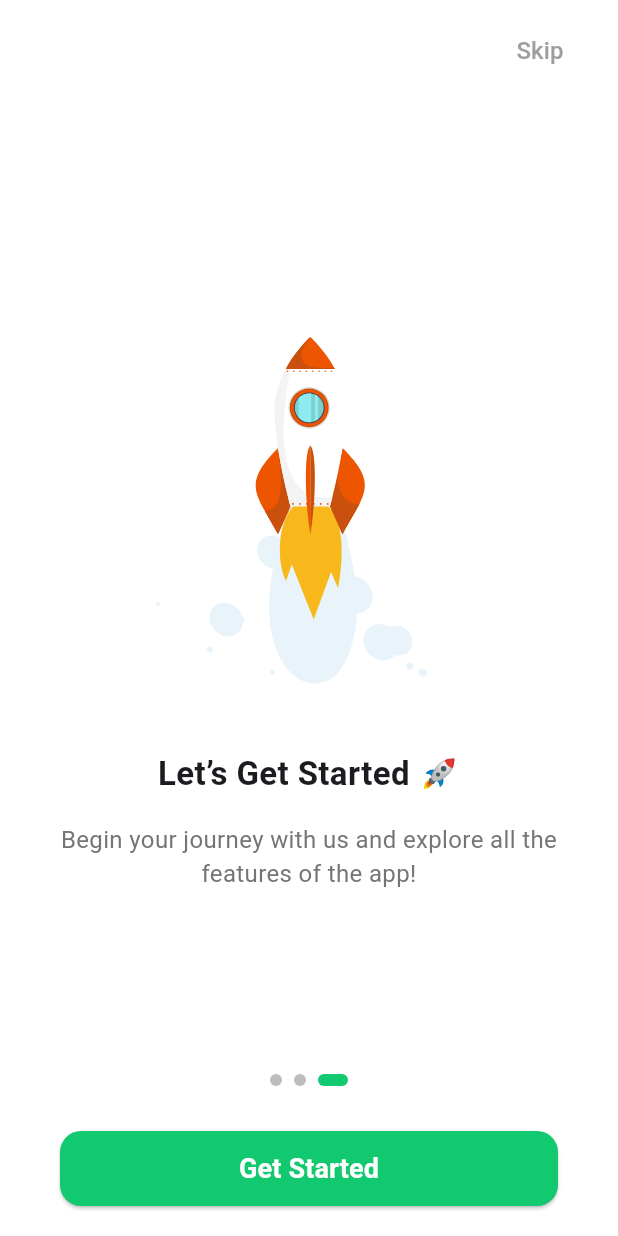
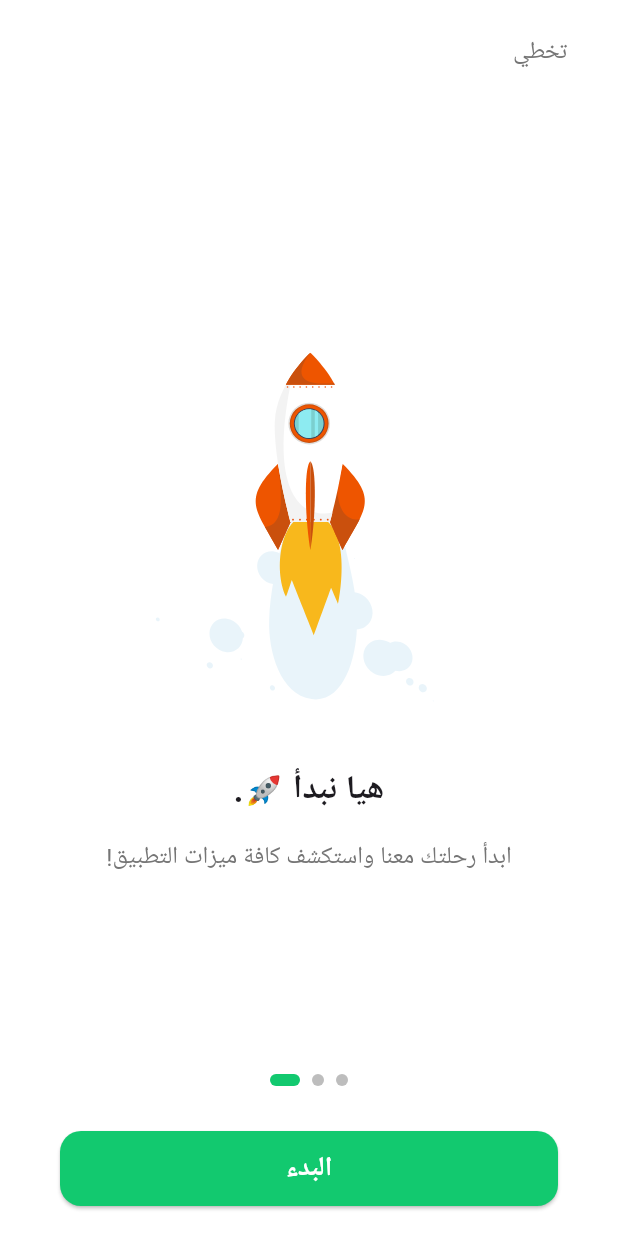
Before and after one commit to A7medMaged/Learning-Manegement-System, a Flutter app: the screen it shows after launch, swiped to page 3, on a phone screen of 412 x 824 dp. Run offline on Flutter 3.47's test engine with Material 3 defaults, Android fonts, the phone set to English and light mode, and no system bars; our stand-ins replace cached_network_image, dartz, dio, flutter_bloc, flutter_secure_storage, font_awesome_flutter and 10 more; Roboto replaces fonts that are missing (Ubuntu); project files that could hold a hidden picture were left out.

Commit message:
Add localization support for update information and change password screens
- Updated `update_info_screen.dart` to use localized strings for titles and messages.
- Modified `change_password_fileds.dart` to implement localization for password fields and validation messages.
- Changed default locale in `local_cubit.dart` to Arabic.
- Added Arabic translations in `messages_ar.dart` and English translations in `messages_en.dart` for various strings.
- Updated ARB files to include new strings for localization.

```diff
--- a/lib/features/auth/presentation/login_screen.dart
+++ b/lib/features/auth/presentation/login_screen.dart
@@ -79,7 +79,7 @@ class _LoginScreenState extends State<LoginScreen> {
                           context: context,
                           dismissDirection: DismissDirection.up,
                           autoCloseDuration: const Duration(seconds: 4),
-                          title: const Text('Login Successful'),
+                          title: Text(S.of(context).login_successful),
                           description: Text(
                             state.loginResponseModel.message!,
                           ),
@@ -99,7 +99,7 @@ class _LoginScreenState extends State<LoginScreen> {
                           context: context,
                           dismissDirection: DismissDirection.up,
                           autoCloseDuration: const Duration(seconds: 4),
-                          title: const Text('Login Failed'),
+                          title: Text(S.of(context).login_failed),
                           description: Text(state.errorMessage),
                           type: ToastificationType.error,
                           style: ToastificationStyle.minimal,
--- a/lib/features/auth/presentation/verify_email_screen.dart
+++ b/lib/features/auth/presentation/verify_email_screen.dart
@@ -9,6 +9,7 @@ import 'package:lms/core/widgets/spacing_widgets.dart';
 import 'package:lms/features/auth/data/models/verify_email_models/verify_email_request_model.dart';
 import 'package:lms/features/auth/presentation/maneger/verify_email_cubit/verify_email_cubit.dart';
 import 'package:lms/features/auth/presentation/widgets/otp.dart';
+import 'package:lms/generated/l10n.dart';
 import 'package:toastification/toastification.dart';
 
 class VerifyEmailScreen extends StatelessWidget {
@@ -26,7 +27,7 @@ class VerifyEmailScreen extends StatelessWidget {
         appBar: AppBar(
           backgroundColor: Colors.transparent,
           title: Text(
-            'Verify Email',
+            S.of(context).verify_your_email,
             style: Styles.style20,
           ),
           elevation: 0,
@@ -39,7 +40,7 @@ class VerifyEmailScreen extends StatelessWidget {
               child: Column(
                 children: [
                   Text(
-                    'Verification',
+                    S.of(context).verify_your_email,
                     style: Styles.style25,
                   ),
                   const HeightSpace(20),
--- a/lib/features/auth/presentation/widgets/login_fields.dart
+++ b/lib/features/auth/presentation/widgets/login_fields.dart
@@ -32,7 +32,7 @@ class _LoginFieldsState extends State<LoginFields> {
           autovalidateMode: AutovalidateMode.onUserInteraction,
           validator: (value) {
             if (value == null || value.isEmpty) {
-              return 'Please enter your email';
+              return S.of(context).please_enter_your_email;
             } else if (!AppRegex.isEmailValid(value)) {
               return 'Please enter a valid email';
             }
@@ -53,7 +53,7 @@ class _LoginFieldsState extends State<LoginFields> {
           keyboardType: TextInputType.visiblePassword,
           validator: (value) {
             if (value == null || value.isEmpty) {
-              return 'please enter your password';
+              return S.of(context).please_enter_your_password;
             }
             return null;
           },
--- a/lib/features/auth/presentation/widgets/register_fields.dart
+++ b/lib/features/auth/presentation/widgets/register_fields.dart
@@ -43,7 +43,7 @@ class _RegisterFieldsState extends State<RegisterFields> {
           autovalidateMode: AutovalidateMode.onUserInteraction,
           validator: (value) {
             if (value == null || value.isEmpty) {
-              return 'Please enter your first name';
+              return S.of(context).please_enter_first_name;
             }
             return null;
           },
@@ -60,7 +60,7 @@ class _RegisterFieldsState extends State<RegisterFields> {
           autovalidateMode: AutovalidateMode.onUserInteraction,
           validator: (value) {
             if (value == null || value.isEmpty) {
-              return 'Please enter your last name';
+              return S.of(context).please_enter_last_name;
             }
             return null;
           },
@@ -77,9 +77,9 @@ class _RegisterFieldsState extends State<RegisterFields> {
           autovalidateMode: AutovalidateMode.onUserInteraction,
           validator: (value) {
             if (value == null || value.isEmpty) {
-              return 'Please enter your phone number';
+              return S.of(context).please_enter_phone_number;
             } else if (!AppRegex.isPhoneNumberValid(value)) {
-              return 'Please enter a valid phone number';
+              return S.of(context).please_enter_valid_phone_number;
             }
             return null;
           },
@@ -97,9 +97,9 @@ class _RegisterFieldsState extends State<RegisterFields> {
           autovalidateMode: AutovalidateMode.onUserInteraction,
           validator: (value) {
             if (value == null || value.isEmpty) {
-              return 'Please enter your email';
+              return S.of(context).please_enter_your_email;
             } else if (!AppRegex.isEmailValid(value)) {
-              return 'Please enter a valid email';
+              return S.of(context).please_enter_valid_email;
             }
             return null;
           },
@@ -118,9 +118,9 @@ class _RegisterFieldsState extends State<RegisterFields> {
           keyboardType: TextInputType.visiblePassword,
           validator: (value) {
             if (value == null || value.isEmpty) {
-              return 'please enter your password';
+              return S.of(context).please_enter_your_password;
             } else if (!AppRegex.isPasswordValid(value)) {
-              return 'Password must be at least 8 characters, include an uppercase letter,\n number and symbol.';
+              return S.of(context).valid_password;
             }
             return null;
           },
@@ -157,9 +157,9 @@ class _RegisterFieldsState extends State<RegisterFields> {
           keyboardType: TextInputType.visiblePassword,
           validator: (value) {
             if (value == null || value.isEmpty) {
-              return 'please confirm your password';
+              return S.of(context).please_enter_confirm_password;
             } else if (value != widget.passwordController!.text) {
-              return 'Passwords do not match';
+              return S.of(context).passwords_do_not_match;
             }
             return null;
           },
@@ -194,10 +194,10 @@ class _RegisterFieldsState extends State<RegisterFields> {
           autovalidateMode: AutovalidateMode.onUserInteraction,
           validator: (value) {
             if (value == null || value.isEmpty) {
-              return 'City ID is required';
+              return S.of(context).please_enter_city;
             }
             if (int.tryParse(value) == null) {
-              return 'Please enter a valid number';
+              return S.of(context).please_enter_valid_city;
             }
             return null;
           },
--- a/lib/features/auth/presentation/widgets/send_code_to_reset_password.dart
+++ b/lib/features/auth/presentation/widgets/send_code_to_reset_password.dart
@@ -11,6 +11,7 @@ import 'package:lms/core/widgets/app_text_form_field.dart';
 import 'package:lms/core/widgets/spacing_widgets.dart';
 import 'package:lms/features/auth/data/models/reset_password_models/send_reset_code_request_model.dart';
 import 'package:lms/features/auth/presentation/maneger/reset_password_cubit/reset_password_cubit.dart';
+import 'package:lms/generated/l10n.dart';
 import 'package:toastification/toastification.dart';
 
 class SendCodeToResetPassword extends StatefulWidget {
@@ -36,7 +37,7 @@ class _SendCodeToResetPasswordState extends State<SendCodeToResetPassword> {
   Widget build(BuildContext context) {
     return Scaffold(
       appBar: AppBar(
-        title: const Text('Get Code to Reset Password'),
+        title: Text(S.of(context).get_code),
         centerTitle: true,
         backgroundColor: Colors.transparent,
       ),
@@ -49,13 +50,13 @@ class _SendCodeToResetPasswordState extends State<SendCodeToResetPassword> {
             crossAxisAlignment: CrossAxisAlignment.start,
             children: [
               Text(
-                'Enter your email to receive a reset code.',
+                S.of(context).enter_your_email_to_get_code,
                 style: Styles.style18,
               ),
               const HeightSpace(16),
               AppTextFormField(
                 controller: emailController,
-                hintText: 'Enter your email',
+                hintText: S.of(context).email,
                 keyboardType: TextInputType.emailAddress,
                 autovalidateMode: AutovalidateMode.onUserInteraction,
                 prefixIcon: const Icon(
@@ -63,9 +64,9 @@ class _SendCodeToResetPasswordState extends State<SendCodeToResetPassword> {
                 ),
                 validator: (value) {
                   if (value == null || value.isEmpty) {
-                    return 'Please enter your email';
+                    return S.of(context).please_enter_your_email;
                   } else if (!AppRegex.isEmailValid(value)) {
-                    return 'Please enter a valid email';
+                    return S.of(context).please_enter_valid_email;
                   }
                   return null;
                 },
@@ -79,7 +80,7 @@ class _SendCodeToResetPasswordState extends State<SendCodeToResetPassword> {
                       context: context,
                       dismissDirection: DismissDirection.up,
                       autoCloseDuration: const Duration(seconds: 4),
-                      title: const Text('Success'),
+                      title: Text(S.of(context).code_sent),
                       description: Text(
                         state.sendResetCodeResponseModel.message!,
                       ),
@@ -95,7 +96,7 @@ class _SendCodeToResetPasswordState extends State<SendCodeToResetPassword> {
                       context: context,
                       dismissDirection: DismissDirection.up,
                       autoCloseDuration: const Duration(seconds: 4),
-                      title: const Text('Error'),
+                      title: Text(S.of(context).error_occured),
                       description: Text(state.errorMessage),
                       type: ToastificationType.error,
                       style: ToastificationStyle.minimal,
@@ -105,7 +106,7 @@ class _SendCodeToResetPasswordState extends State<SendCodeToResetPassword> {
                 builder: (context, state) {
                   return AppTextButton(
                     width: double.infinity,
-                    text: 'Send Code',
+                    text: S.of(context).send_code,
                     textStyle: Styles.style18.copyWith(
                       color: white,
                     ),
--- a/lib/features/home/presentation/home_screen.dart
+++ b/lib/features/home/presentation/home_screen.dart
@@ -5,6 +5,7 @@ import 'package:go_router/go_router.dart';
 import 'package:lms/core/routes/app_routes.dart';
 import 'package:lms/core/utils/styling/text_style.dart';
 import 'package:lms/features/profile/presentation/maneger/user_cubit/user_cubit.dart';
+import 'package:lms/generated/l10n.dart';
 
 class HomeScreen extends StatelessWidget {
   const HomeScreen({super.key});
@@ -16,7 +17,7 @@ class HomeScreen extends StatelessWidget {
         backgroundColor: Colors.transparent,
         elevation: 0,
         title: Text(
-          'Home',
+          S.of(context).home,
           style: Styles.style18Bold,
         ),
         centerTitle: true,
--- a/lib/features/onboarding/presentation/onboarding_screen.dart
+++ b/lib/features/onboarding/presentation/onboarding_screen.dart
@@ -9,6 +9,7 @@ import 'package:lms/core/utils/styling/app_colors.dart';
 import 'package:lms/core/utils/styling/text_style.dart';
 import 'package:lms/core/widgets/spacing_widgets.dart';
 import 'package:lms/features/onboarding/presentation/maneger/cubit/onboarding_cubit.dart';
+import 'package:lms/generated/l10n.dart';
 import 'package:lottie/lottie.dart';
 
 class OnboardingScreen extends StatefulWidget {
@@ -22,23 +23,20 @@ class _OnboardingScreenState extends State<OnboardingScreen> {
   final PageController _controller = PageController();
   int _currentPage = 0;
 
-  final List<_OnboardingData> _pages = [
+  List<_OnboardingData> get _pages => [
     _OnboardingData(
-      title: 'Welcome to Our App!',
-      description:
-          'A simple and intuitive app designed to help you stay organized every day.',
+      title: S.of(context).welcome_to_our_app,
+      description: S.of(context).simple_and_intuitive,
       animation: AppAssets.welcome,
     ),
     _OnboardingData(
-      title: 'Smooth Experience',
-      description:
-          'Everything is built to be fast, clean, and easy to use with beautiful design.',
+      title: S.of(context).smooth_experience,
+      description: S.of(context).built_for_you,
       animation: AppAssets.timeManagement,
     ),
     _OnboardingData(
-      title: 'Let’s Get Started 🚀',
-      description:
-          'Begin your journey with us and explore all the features of the app!',
+      title: S.of(context).lets_get_started,
+      description: S.of(context).begin,
       animation: AppAssets.go,
     ),
   ];
@@ -75,12 +73,9 @@ class _OnboardingScreenState extends State<OnboardingScreen> {
                     padding: const EdgeInsets.only(right: 20, top: 10),
                     child: TextButton(
                       onPressed: _onSkipPressed,
-                      child: const Text(
-                        'Skip',
-                        style: TextStyle(
-                          color: Colors.grey,
-                          fontSize: 16,
-                        ),
+                      child: Text(
+                        S.of(context).skip,
+                        style: Styles.style16.copyWith(color: grey),
                       ),
                     ),
                   ),
@@ -161,8 +156,8 @@ class _OnboardingScreenState extends State<OnboardingScreen> {
                     onPressed: _onNextPressed,
                     child: Text(
                       _currentPage == _pages.length - 1
-                          ? 'Get Started'
-                          : 'Next',
+                          ? S.of(context).get_started
+                          : S.of(context).next,
                       style: Styles.style18Bold,
                     ),
                   ),
--- a/lib/features/translation/cubit/local_cubit.dart
+++ b/lib/features/translation/cubit/local_cubit.dart
@@ -5,7 +5,7 @@ import 'package:intl/intl.dart';
 import 'package:lms/core/utils/shared_pref_helper.dart';
 
 class LocaleCubit extends Cubit<Locale> {
-  LocaleCubit() : super(const Locale('en')) {
+  LocaleCubit() : super(const Locale('ar')) {
     _loadLocale();
   }
 
@@ -13,7 +13,7 @@ class LocaleCubit extends Cubit<Locale> {
     final languageCode = await SharedPrefHelper.getString('languageCode');
     final supportedLocales = ['en', 'ar'];
     if (!supportedLocales.contains(languageCode)) {
-      emit(const Locale('en'));
+      emit(const Locale('ar'));
       return;
     } else {
       emit(Locale(languageCode));
```
Also changed, not shown: lib/features/auth/presentation/register_screen.dart (+5 -5 lines), lib/features/auth/presentation/widgets/verify_and_change_password.dart (+14 -13 lines), lib/features/home/presentation/settings_screen.dart (+5 -3 lines), lib/features/home/presentation/widgets/account.dart (+15 -10 lines), lib/features/home/presentation/widgets/personal_info.dart (+5 -4 lines), lib/features/home/presentation/widgets/sections.dart (+7 -6 lines), lib/features/profile/presentation/change_password_screen.dart (+5 -4 lines), lib/features/profile/presentation/update_info_screen.dart (+13 -6 lines), lib/features/profile/presentation/widgets/change_password_fileds.dart (+8 -7 lines), lib/l10n/intl_ar.arb (+66 -1 lines), lib/l10n/intl_en.arb (+67 -1 lines), lib/generated/intl/messages_ar.dart, lib/generated/intl/messages_en.dart, lib/generated/l10n.dart.
